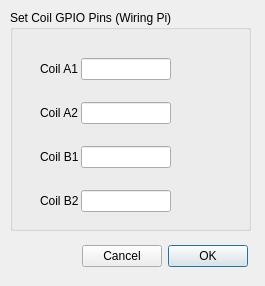
Qt form coildialog.ui (Bahamuttg/StepperMotorDriver) before a commit.
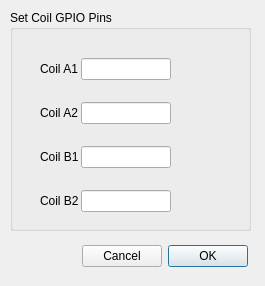
The same form after that commit. Icons and pictures are not drawn.

```diff
--- a/coildialog.ui
+++ b/coildialog.ui
@@ -55,7 +55,7 @@
     </rect>
    </property>
    <property name="title">
-    <string>Set Coil GPIO Pins (Wiring Pi)</string>
+    <string>Set Coil GPIO Pins</string>
    </property>
    <widget class="QWidget" name="gridLayoutWidget">
     <property name="geometry">
```
